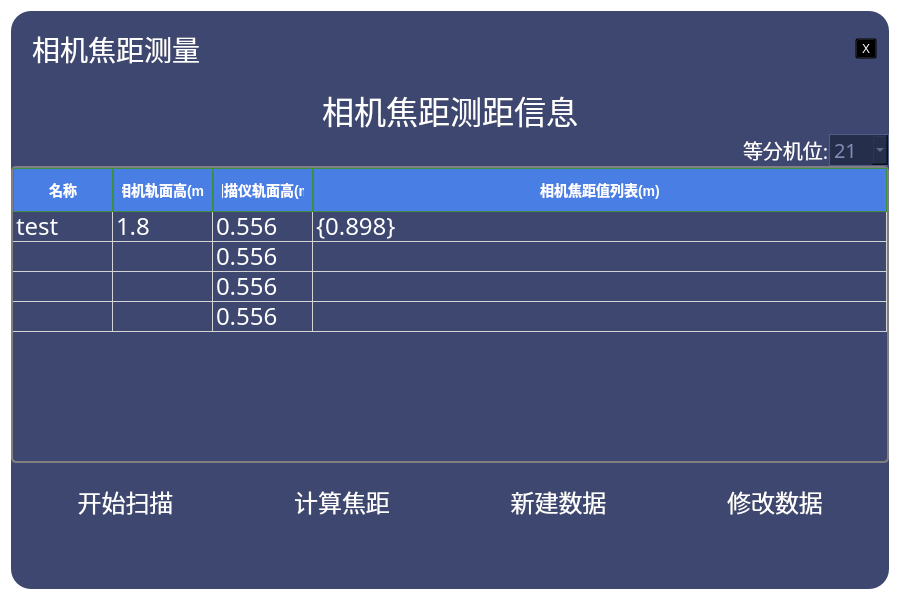
This is public/gui/dialog/CameraFocalLengthDialog.ui in imtangsheng/ServerAndClientProject as Qt 5 draws it before an edit. The edited form follows.
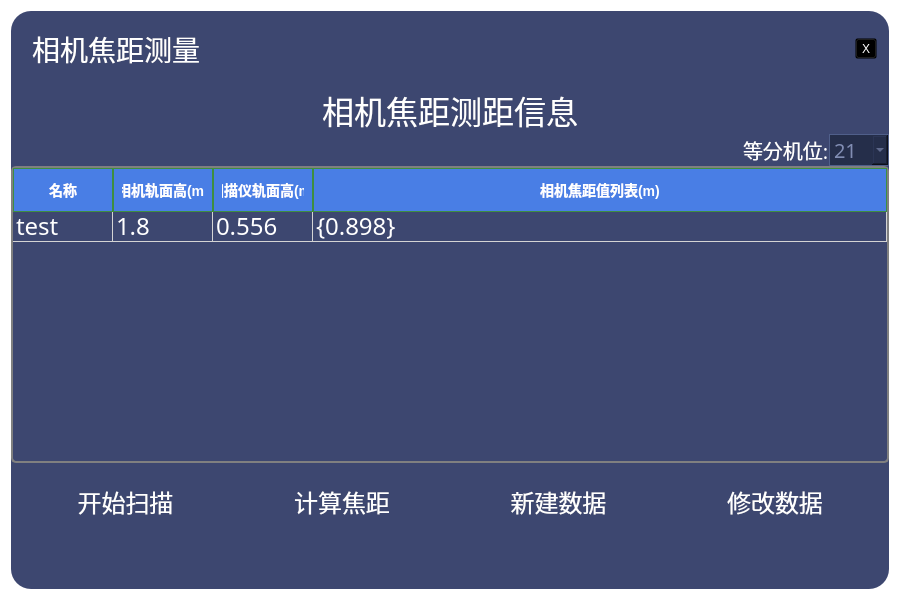
This is the edited form. Icons and pictures are not drawn.

```diff
--- a/public/gui/dialog/CameraFocalLengthDialog.ui
+++ b/public/gui/dialog/CameraFocalLengthDialog.ui
@@ -258,6 +258,12 @@
       </item>
       <item>
        <widget class="QTableWidget" name="tableWidget_CameraFocal">
+        <property name="minimumSize">
+         <size>
+          <width>0</width>
+          <height>0</height>
+         </size>
+        </property>
         <property name="font">
          <font>
           <family>思源黑体</family>
@@ -350,6 +356,9 @@
         <attribute name="verticalHeaderCascadingSectionResizes">
          <bool>false</bool>
         </attribute>
+        <attribute name="verticalHeaderMinimumSectionSize">
+         <number>20</number>
+        </attribute>
         <attribute name="verticalHeaderHighlightSections">
          <bool>false</bool>
         </attribute>
@@ -364,21 +373,6 @@
           <string>新建行</string>
          </property>
         </row>
-        <row>
-         <property name="text">
-          <string>新建行</string>
-         </property>
-        </row>
-        <row>
-         <property name="text">
-          <string>新建行</string>
-         </property>
-        </row>
-        <row>
-         <property name="text">
-          <string>新建行</string>
-         </property>
-        </row>
         <column>
          <property name="text">
           <string>名称</string>
@@ -419,21 +413,6 @@
           <string>{0.898}</string>
          </property>
         </item>
-        <item row="1" column="2">
-         <property name="text">
-          <string>0.556</string>
-         </property>
-        </item>
-        <item row="2" column="2">
-         <property name="text">
-          <string>0.556</string>
-         </property>
-        </item>
-        <item row="3" column="2">
-         <property name="text">
-          <string>0.556</string>
-         </property>
-        </item>
        </widget>
       </item>
       <item>
```
Left out of the diff: 3 changed lines with no effect on the pictures.
